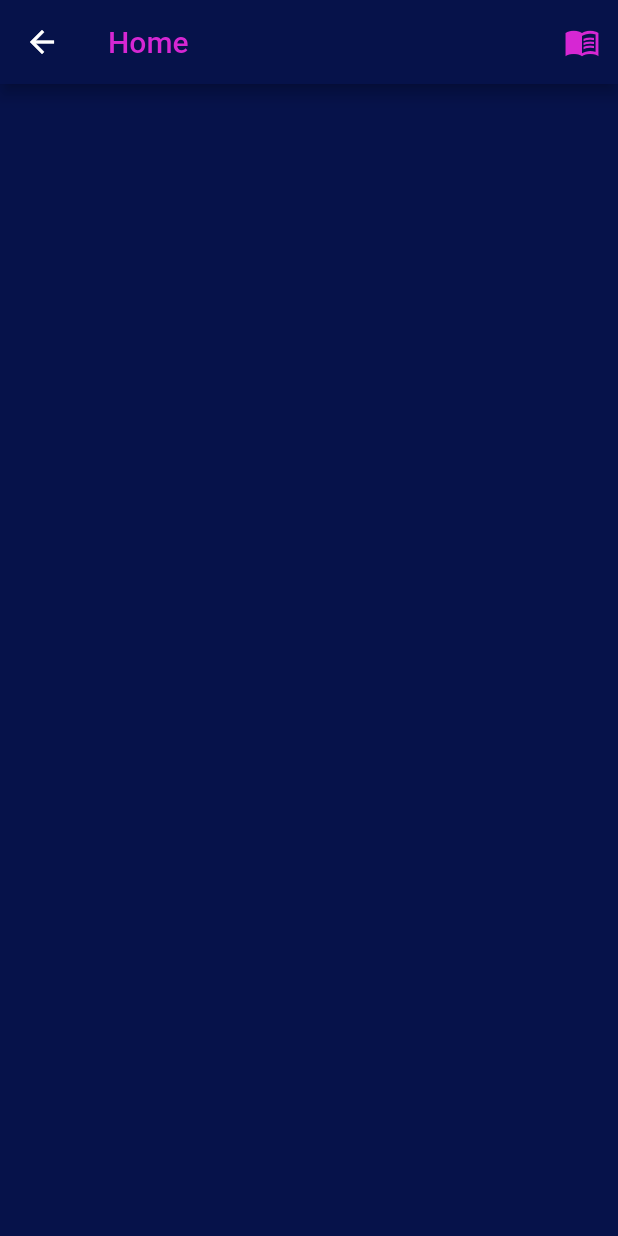
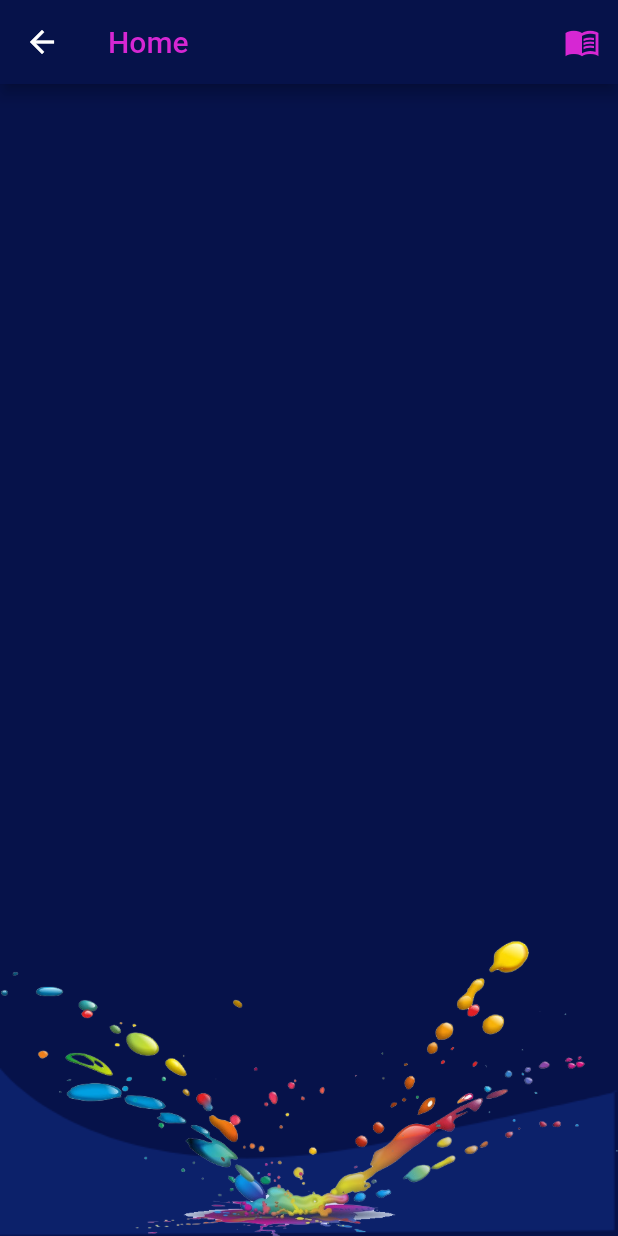
Before and after one commit to KsLimon/Aay-Bay, a Flutter app: the Homescreen screen opened directly, on a phone screen of 412 x 824 dp. Run offline on Flutter 3.47's test engine with Material 2 defaults, Android fonts, the phone set to English and light mode, and no system bars; our stand-ins replace firebase_auth, firebase_core, flutter_secure_storage; missing offline and left inert: flame_audio; accounts and stored records are empty.

Commit message:
next day

```diff
--- /dev/null
+++ b/show_room/lib/appback.dart
@@ -0,0 +1,42 @@
+import 'package:flutter/material.dart';
+
+class Appback extends StatelessWidget {
+  final Widget child;
+
+  const Appback({
+    Key? key,
+    required this.child,
+  }) : super(key: key);
+
+  @override
+  Widget build(BuildContext context) {
+    Size size = MediaQuery.of(context).size;
+
+    return Container(
+      width: double.infinity,
+      height: size.height,
+      child: Stack(
+        alignment: Alignment.center,
+        children: <Widget>[
+          Positioned(
+            bottom: 0,
+            right: 0,
+            child: Image.asset(
+                "assets/images/bottom5.png",
+                width: size.width
+            ),
+          ),
+          Positioned(
+            bottom: 0,
+            right: 0,
+            child: Image.asset(
+                "assets/images/bottom2.png",
+                width: size.width
+            ),
+          ),
+          child
+        ],
+      ),
+    );
+  }
+}
--- a/show_room/lib/menubar.dart
+++ b/show_room/lib/menubar.dart
@@ -1,4 +1,5 @@
 import 'package:flutter/material.dart';
+import 'package:show_room/screens/bills.dart';
 import 'package:show_room/screens/home_screen.dart';
 import 'package:show_room/services/auth_service.dart';
 import 'package:flame_audio/flame_audio.dart';
@@ -7,12 +8,30 @@ import 'package:flame_audio/flame_audio.dart';
 import 'constants.dart';
 import 'main.dart';
 
-class menubar extends StatelessWidget{
+class menubar extends StatefulWidget implements PreferredSizeWidget {
+  menubar({Key? key}) : preferredSize = Size.fromHeight(kToolbarHeight), super(key: key);
+
+  @override
+  final Size preferredSize; // default is 56.0
+
+  @override
+  _CustomAppBarState createState() => _CustomAppBarState();
+}
+
+class _CustomAppBarState extends State<menubar>{
   AuthClass authClass = AuthClass();
 
   @override
   Widget build(BuildContext context){
-    return PopupMenuButton(
+    return AppBar(
+      title: Text(
+        'Home',
+        style: TextStyle(
+          color: knewText,
+        ),
+      ),
+      actions: [
+        PopupMenuButton(
           color: obackground,
           shape: OutlineInputBorder(
             borderSide: BorderSide(
@@ -36,7 +55,9 @@ class menubar extends StatelessWidget{
             ),
             PopupMenuItem(
               child: GestureDetector(
-            onTap: (){},
+                onTap: (){
+                  Navigator.push(context, MaterialPageRoute(builder: (context) => Billscreen()));
+                },
                 child: ListTile(
                   leading: Icon(Icons.clear_rounded),
                   title: Text("Monthly Cost"),
@@ -96,6 +117,9 @@ class menubar extends StatelessWidget{
               ),
             ),
           ],
+        ),
+      ],
+      backgroundColor: Color(0xFF06124A),
     );
   }
 }
--- a/show_room/lib/screens/home_screen.dart
+++ b/show_room/lib/screens/home_screen.dart
@@ -2,6 +2,7 @@ import 'package:flame_audio/flame_audio.dart';
 import 'package:flutter/material.dart';
 import 'package:show_room/menubar.dart';
 
+import '../appback.dart';
 import '../constants.dart';
 import '../services/auth_service.dart';
 
@@ -11,17 +12,9 @@ class Homescreen extends StatelessWidget{
   @override
   Widget build(BuildContext context){
     return Scaffold(
-      appBar: AppBar(
-        title: Text(
-            'Home',
-          style: TextStyle(
-            color: knewText,
-          ),
-        ),
-        actions: [
-          menubar(),
-        ],
-        backgroundColor: Color(0xFF06124A),
+        appBar: menubar(),
+      body: Appback(
+        child: Column(),
       ),
     );
   }
```
Also changed, not shown: show_room/lib/screens/bills.dart (added, +95 -0 lines), show_room/assets/bottom1.png (added), show_room/assets/images/bottom1.png (added), show_room/assets/images/bottom2.png (added), show_room/assets/images/bottom4.png (added), show_room/assets/images/bottom5.png (added). Lines whose indentation alone changed are shown as unchanged.
